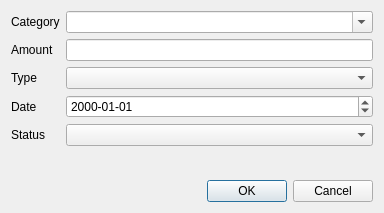
Qt form Widgets/TransactionEditorDialog.ui (asynts/QtAccounting) before a commit.
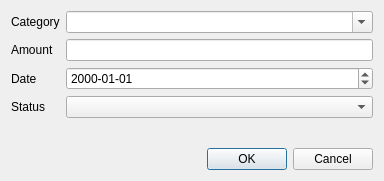
The same form after that commit.

Commit message:
Remove "Expense" column
I don't think this really helps with usability and it hurts the
codebase.

Patch:
```diff
--- a/Widgets/TransactionEditorDialog.ui
+++ b/Widgets/TransactionEditorDialog.ui
@@ -7,7 +7,7 @@
     <x>0</x>
     <y>0</y>
     <width>384</width>
-    <height>213</height>
+    <height>181</height>
    </rect>
   </property>
   <property name="windowTitle">
@@ -44,39 +44,29 @@
       <widget class="QLineEdit" name="m_amount_QLineEdit"/>
      </item>
      <item row="2" column="0">
-      <widget class="QLabel" name="label_2">
-       <property name="text">
-        <string>Type</string>
-       </property>
-      </widget>
-     </item>
-     <item row="2" column="1">
-      <widget class="QComboBox" name="m_type_QComboBox"/>
-     </item>
-     <item row="3" column="0">
       <widget class="QLabel" name="label_3">
        <property name="text">
         <string>Date</string>
        </property>
       </widget>
      </item>
-     <item row="3" column="1">
+     <item row="2" column="1">
       <widget class="QDateEdit" name="m_date_QDateEdit">
        <property name="displayFormat">
         <string>yyyy-MM-dd</string>
        </property>
       </widget>
      </item>
-     <item row="5" column="1">
-      <widget class="QComboBox" name="m_status_QComboBox"/>
-     </item>
-     <item row="5" column="0">
+     <item row="4" column="0">
       <widget class="QLabel" name="label_5">
        <property name="text">
         <string>Status</string>
        </property>
       </widget>
      </item>
+     <item row="4" column="1">
+      <widget class="QComboBox" name="m_status_QComboBox"/>
+     </item>
     </layout>
    </item>
    <item>
```
The commit also changes 3 other files.
